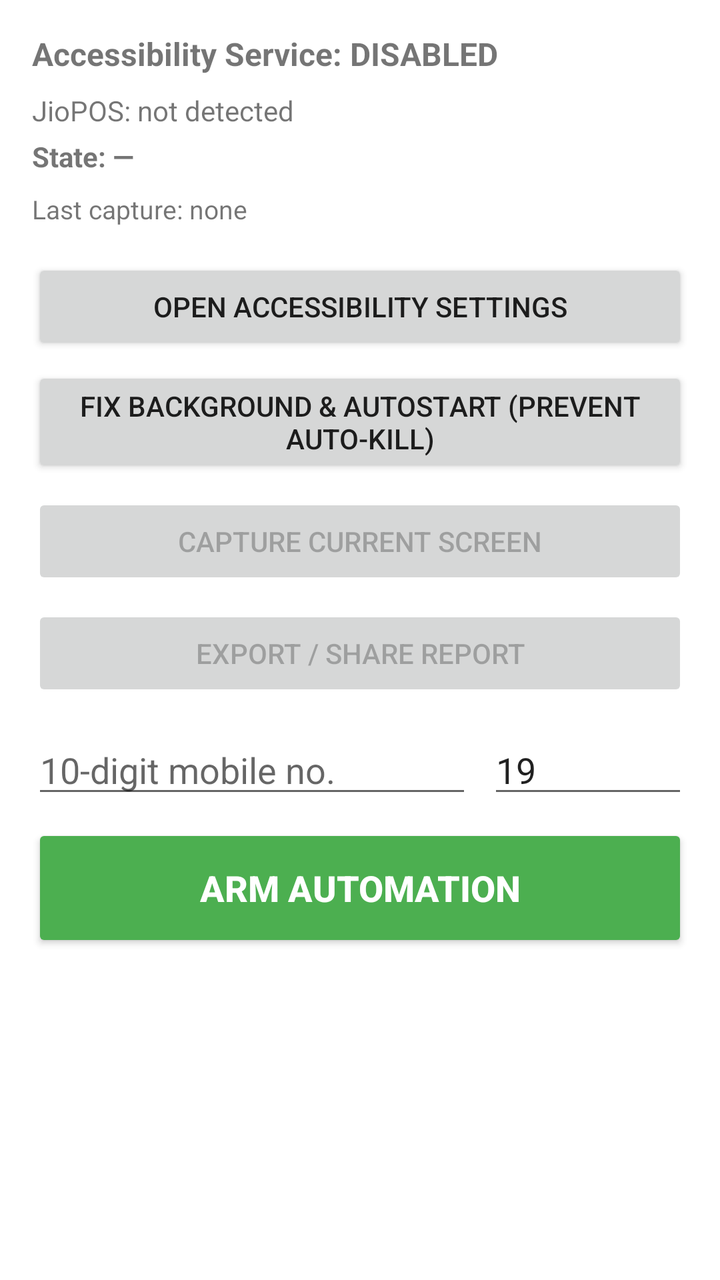
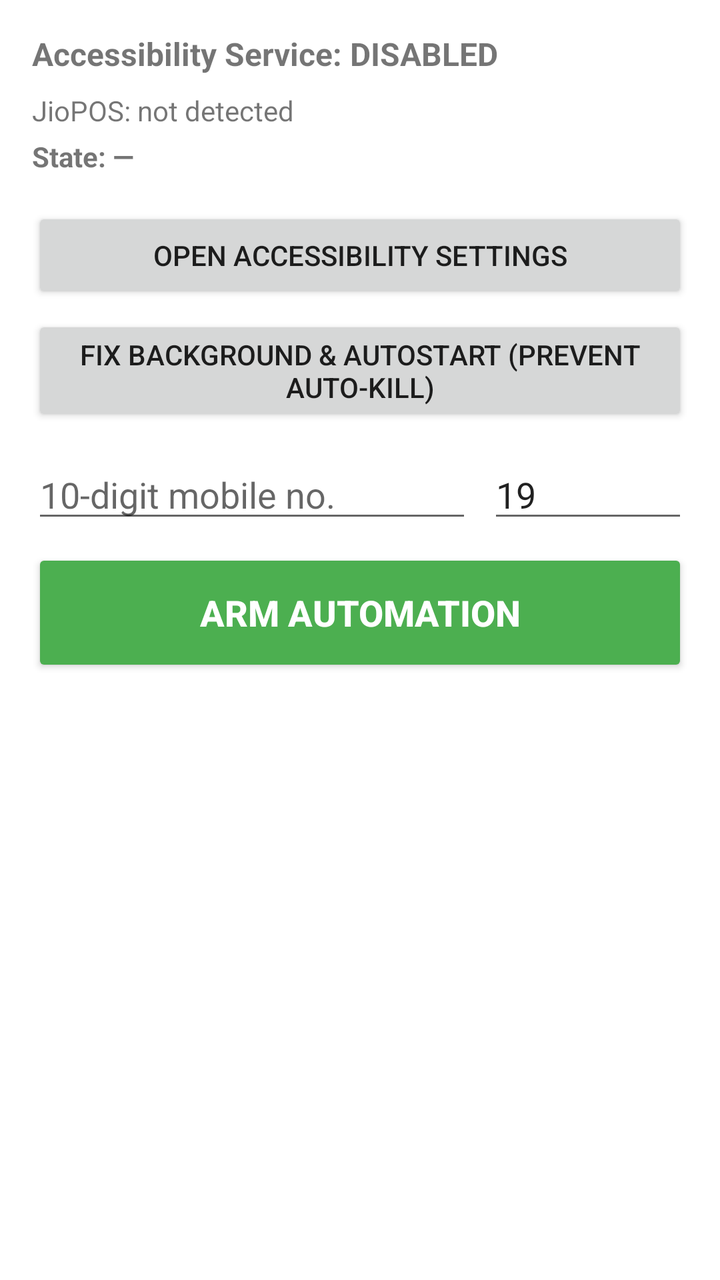

Before-and-after screenshots of an Android layout around one commit, followed by the original layout XML and the change that was made.
<!-- AndroidManifest.xml: application theme Theme.JioPOSInspector -->
<!-- res/layout/activity_main.xml -->
<?xml version="1.0" encoding="utf-8"?>
<LinearLayout xmlns:android="http://schemas.android.com/apk/res/android"
    android:layout_width="match_parent"
    android:layout_height="match_parent"
    android:orientation="vertical"
    android:padding="16dp">

    <TextView
        android:id="@+id/tvServiceStatus"
        android:layout_width="match_parent"
        android:layout_height="wrap_content"
        android:text="Accessibility Service: DISABLED"
        android:textSize="16sp"
        android:textStyle="bold" />

    <TextView
        android:id="@+id/tvJioPosStatus"
        android:layout_width="match_parent"
        android:layout_height="wrap_content"
        android:layout_marginTop="8dp"
        android:text="JioPOS: not detected"
        android:textSize="14sp" />

    <TextView
        android:id="@+id/tvJioPosState"
        android:layout_width="match_parent"
        android:layout_height="wrap_content"
        android:layout_marginTop="4dp"
        android:text="State: —"
        android:textSize="14sp"
        android:textStyle="bold" />

    <TextView
        android:id="@+id/tvLastCapture"
        android:layout_width="match_parent"
        android:layout_height="wrap_content"
        android:layout_marginTop="8dp"
        android:text="Last capture: none"
        android:textSize="13sp" />

    <Button
        android:id="@+id/btnEnableService"
        android:layout_width="match_parent"
        android:layout_height="wrap_content"
        android:layout_marginTop="16dp"
        android:text="Open Accessibility Settings" />

    <Button
        android:id="@+id/btnBatteryOptimization"
        android:layout_width="match_parent"
        android:layout_height="wrap_content"
        android:layout_marginTop="6dp"
        android:text="Fix Background &amp; Autostart (Prevent Auto-Kill)" />

    <Button
        android:id="@+id/btnCapture"
        android:layout_width="match_parent"
        android:layout_height="wrap_content"
        android:layout_marginTop="8dp"
        android:enabled="false"
        android:text="Capture Current Screen" />

    <Button
        android:id="@+id/btnShare"
        android:layout_width="match_parent"
        android:layout_height="wrap_content"
        android:layout_marginTop="8dp"
        android:enabled="false"
        android:text="Export / Share Report" />

    
    <LinearLayout
        android:layout_width="match_parent"
        android:layout_height="wrap_content"
        android:layout_marginTop="12dp"
        android:orientation="horizontal">

        <EditText
            android:id="@+id/etPhoneNumber"
            android:layout_width="0dp"
            android:layout_height="wrap_content"
            android:layout_weight="1"
            android:hint="10-digit mobile no."
            android:inputType="phone"
            android:maxLength="10" />

        <EditText
            android:id="@+id/etPlanAmount"
            android:layout_width="100dp"
            android:layout_height="wrap_content"
            android:layout_marginStart="8dp"
            android:text="19"
            android:hint="Amount"
            android:inputType="number"
            android:maxLength="4" />
    </LinearLayout>

    <Button
        android:id="@+id/btnStartAutomation"
        android:layout_width="match_parent"
        android:layout_height="64dp"
        android:layout_marginTop="8dp"
        android:text="ARM AUTOMATION"
        android:textSize="18sp"
        android:textStyle="bold"
        android:backgroundTint="#4CAF50"
        android:textColor="#FFFFFF" />

    <ScrollView

        android:layout_width="match_parent"
        android:layout_height="0dp"
        android:layout_marginTop="12dp"
        android:layout_weight="1">

        <TextView
            android:id="@+id/tvLog"
            android:layout_width="match_parent"
            android:layout_height="wrap_content"
            android:fontFamily="monospace"
            android:textSize="11sp" />
    </ScrollView>

</LinearLayout>
<!-- resources referenced by this layout -->
<resources>
  <style name="Theme.JioPOSInspector" parent="Theme.MaterialComponents.DayNight.DarkActionBar">
          <item name="colorPrimary">@color/purple_500</item>
          <item name="colorPrimaryVariant">@color/purple_700</item>
          <item name="colorOnPrimary">@color/white</item>
          <item name="colorSecondary">@color/teal_200</item>
          <item name="colorSecondaryVariant">@color/teal_700</item>
          <item name="colorOnSecondary">@color/black</item>
          <item name="android:statusBarColor">?attr/colorPrimaryVariant</item>
      </style>
  <color name="purple_500">#FF6200EE</color>
  <color name="purple_700">#FF3700B3</color>
  <color name="white">#FFFFFFFF</color>
  <color name="teal_200">#FF03DAC5</color>
  <color name="teal_700">#FF018786</color>
  <color name="black">#FF000000</color>
</resources>

<!-- the commit's change to res/layout/activity_main.xml (unified diff, before → after) -->
@@ -30,14 +30,6 @@
         android:textSize="14sp"
         android:textStyle="bold" />
 
-    <TextView
-        android:id="@+id/tvLastCapture"
-        android:layout_width="match_parent"
-        android:layout_height="wrap_content"
-        android:layout_marginTop="8dp"
-        android:text="Last capture: none"
-        android:textSize="13sp" />
-
     <Button
         android:id="@+id/btnEnableService"
         android:layout_width="match_parent"
@@ -51,22 +43,6 @@
         android:layout_height="wrap_content"
         android:layout_marginTop="6dp"
         android:text="Fix Background &amp; Autostart (Prevent Auto-Kill)" />
-
-    <Button
-        android:id="@+id/btnCapture"
-        android:layout_width="match_parent"
-        android:layout_height="wrap_content"
-        android:layout_marginTop="8dp"
-        android:enabled="false"
-        android:text="Capture Current Screen" />
-
-    <Button
-        android:id="@+id/btnShare"
-        android:layout_width="match_parent"
-        android:layout_height="wrap_content"
-        android:layout_marginTop="8dp"
-        android:enabled="false"
-        android:text="Export / Share Report" />
 
     
     <LinearLayout
@@ -106,19 +82,4 @@
         android:backgroundTint="#4CAF50"
         android:textColor="#FFFFFF" />
 
-    <ScrollView
-
-        android:layout_width="match_parent"
-        android:layout_height="0dp"
-        android:layout_marginTop="12dp"
-        android:layout_weight="1">
-
-        <TextView
-            android:id="@+id/tvLog"
-            android:layout_width="match_parent"
-            android:layout_height="wrap_content"
-            android:fontFamily="monospace"
-            android:textSize="11sp" />
-    </ScrollView>
-
 </LinearLayout>
